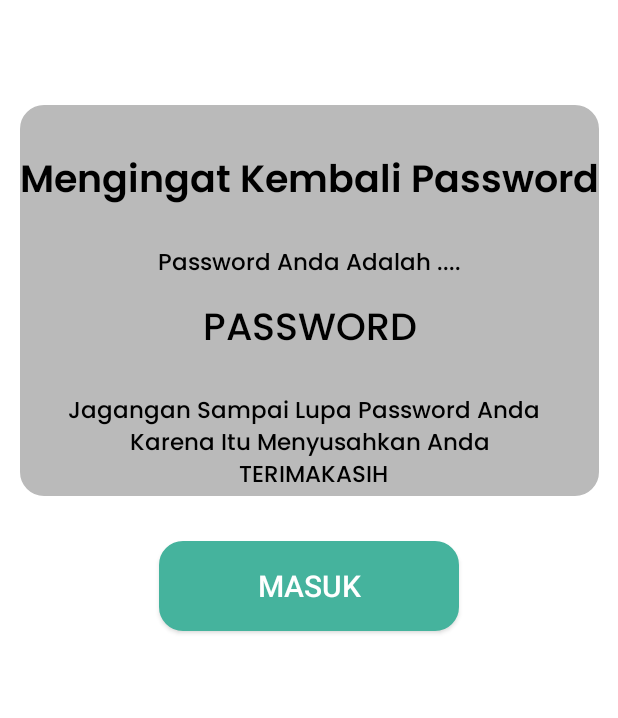
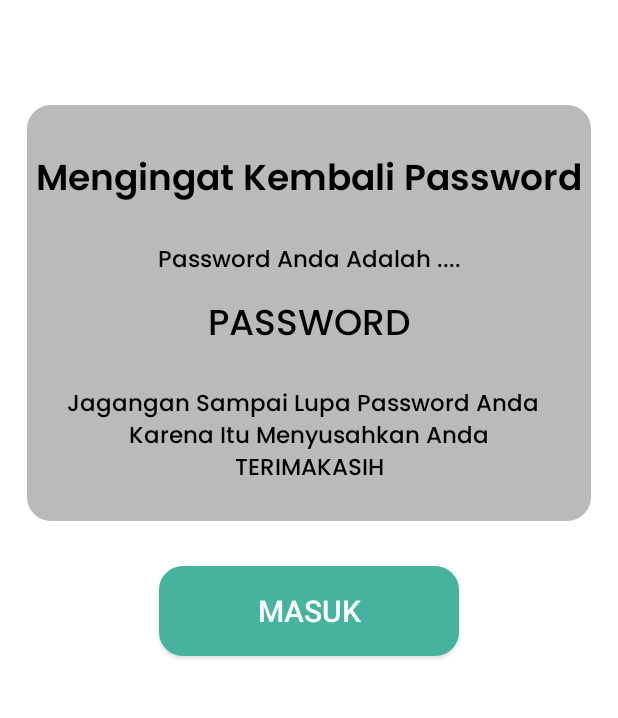
Before and after one commit to DrekanZ/Aitoparts, an Android app: the layout activity_forgot_password2.xml on its own in the app's theme, with its tools: preview values and no code run, on a phone screen of 412 x 824 dp, the part 90-808 px from its top. Run offline under Robolectric (Android 15) with nearby library versions, the light colour scheme and no system bars.

```diff
--- a/app/src/main/res/layout/activity_forgot_password2.xml
+++ b/app/src/main/res/layout/activity_forgot_password2.xml
@@ -52,9 +52,9 @@
             android:layout_height="wrap_content"
             android:fontFamily="@font/poppins_semibold"
             android:gravity="center"
-            android:text="Mengingat Kembali Password"
+            android:text=" Mengingat Kembali Password "
             android:textColor="@color/black"
-            android:textSize="25dp"
+            android:textSize="24dp"
             android:layout_marginTop="30dp"
             app:layout_constraintEnd_toEndOf="parent"
             app:layout_constraintStart_toStartOf="parent"
@@ -83,7 +83,7 @@
             android:gravity="center"
             android:text="PASSWORD"
             android:textColor="@color/black"
-            android:textSize="25dp"
+            android:textSize="24dp"
             app:layout_constraintEnd_toEndOf="parent"
             app:layout_constraintStart_toStartOf="parent"
             app:layout_constraintTop_toBottomOf="@+id/appCompatTextView19" />
@@ -95,7 +95,7 @@
             android:layout_height="wrap_content"
             android:fontFamily="@font/poppins_medium"
             android:gravity="center"
-            android:text="Jagangan Sampai Lupa Password Anda  \n Karena Itu Menyusahkan Anda \n TERIMAKASIH"
+            android:text="Jagangan Sampai Lupa Password Anda  \n Karena Itu Menyusahkan Anda \n TERIMAKASIH \n"
             android:textColor="@color/black"
             android:textSize="15dp"
             android:layout_marginTop="20dp"
```
